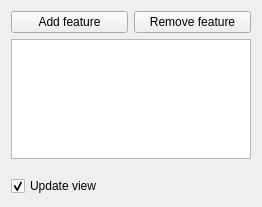
This is src/Mod/PartDesign/Gui/TaskTransformedParameters.ui in southseact-3d/fcd as Qt 5 draws it before an edit. The edited form follows.
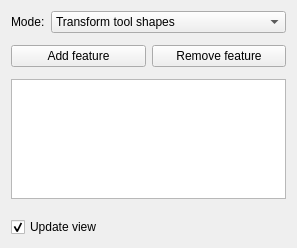
This is the edited form.

Commit message: Add a combo box to the transform featues UI for the TransformMode

What changed in the file:
```diff
--- a/src/Mod/PartDesign/Gui/TaskTransformedParameters.ui
+++ b/src/Mod/PartDesign/Gui/TaskTransformedParameters.ui
@@ -6,8 +6,8 @@
    <rect>
     <x>0</x>
     <y>0</y>
-    <width>262</width>
-    <height>207</height>
+    <width>297</width>
+    <height>248</height>
    </rect>
   </property>
   <property name="windowTitle">
@@ -15,6 +15,55 @@
   </property>
   <layout class="QVBoxLayout" name="verticalLayout">
    <item>
+    <layout class="QHBoxLayout" name="horizontalLayout_2">
+     <property name="topMargin">
+      <number>0</number>
+     </property>
+     <item>
+      <widget class="QLabel" name="label">
+       <property name="text">
+        <string>Mode:</string>
+       </property>
+      </widget>
+     </item>
+     <item>
+      <widget class="QComboBox" name="comboMode">
+       <property name="sizePolicy">
+        <sizepolicy hsizetype="Expanding" vsizetype="Fixed">
+         <horstretch>0</horstretch>
+         <verstretch>0</verstretch>
+        </sizepolicy>
+       </property>
+       <item>
+        <property name="text">
+         <string>Transform tool shapes</string>
+        </property>
+       </item>
+       <item>
+        <property name="text">
+         <string>Transform body</string>
+        </property>
+       </item>
+      </widget>
+     </item>
+    </layout>
+   </item>
+   <item>
+    <widget class="QWidget" name="groupFeatureList" native="true">
+     <layout class="QVBoxLayout" name="verticalLayout_2">
+      <property name="leftMargin">
+       <number>0</number>
+      </property>
+      <property name="topMargin">
+       <number>0</number>
+      </property>
+      <property name="rightMargin">
+       <number>0</number>
+      </property>
+      <property name="bottomMargin">
+       <number>0</number>
+      </property>
+      <item>
     <layout class="QHBoxLayout" name="horizontalLayout">
      <item>
       <widget class="QPushButton" name="buttonAddFeature">
@@ -54,6 +103,9 @@
      </property>
     </widget>
    </item>
+     </layout>
+    </widget>
+   </item>
    <item>
     <widget class="QWidget" name="featureUI" native="true"/>
    </item>
```
Left out of the diff: 1 changed line with no effect on the pictures. Lines whose indentation alone changed are shown as unchanged. The commit also changes 2 other files.
